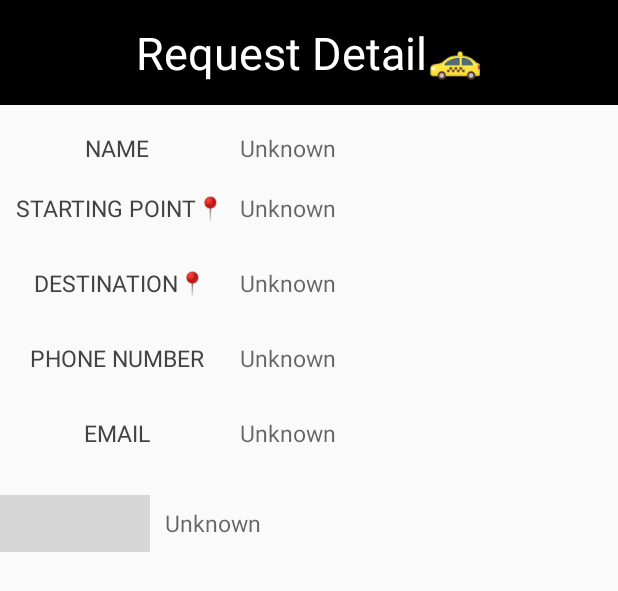
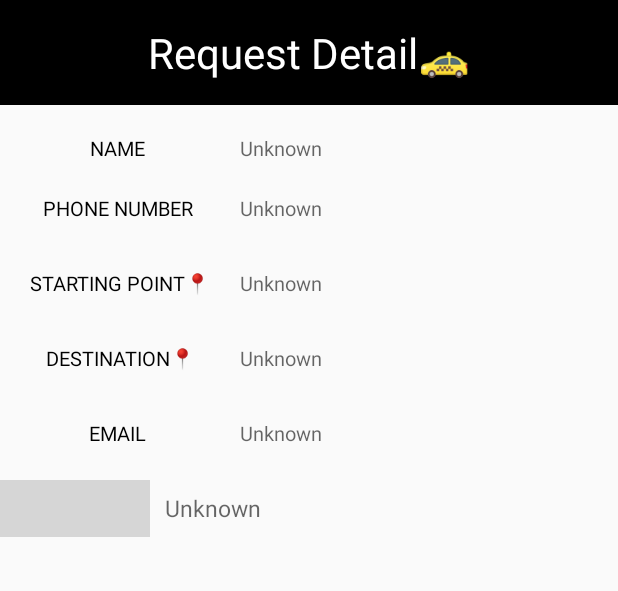
Before and after one commit to CMPUT301W20T03/OnTime, an Android app: the layout request_details.xml on its own in the app's theme, with its tools: preview values and no code run, on a phone screen of 412 x 824 dp. Shown: the top 591 px of the screen. Run offline under Robolectric (Android 15) with nearby library versions, the phone set to English and light mode, and no system bars; grey boxes are pictures that could not be loaded.

Commit message:
change the textsize and make the long address scrollable

```diff
--- a/app/src/main/res/layout/request_details.xml
+++ b/app/src/main/res/layout/request_details.xml
@@ -15,7 +15,7 @@
         android:text="Request Detail🚕"
         android:textColor="@color/white"
         android:background="@color/black"
-        android:textSize="30sp" />
+        android:textSize="28sp" />
 
     <LinearLayout
         android:layout_width="match_parent"
@@ -30,16 +30,40 @@
             android:layout_marginTop="10dp"
             android:text="Name "
             android:textAllCaps="true"
-            android:textColor="@color/cardview_dark_background"
-            android:textSize="15sp" />
+            android:textColor="@color/black"
+            android:textSize="13sp" />
         <TextView
             android:id="@+id/name_text"
             android:layout_marginTop="10dp"
             android:layout_width="match_parent"
-            android:layout_height="57dp"
+            android:layout_height="wrap_content"
             android:focusableInTouchMode="true"
             android:gravity="start"
-            android:textSize="15sp"
+            android:textSize="13sp"
+            android:hint="Unknown"
+            />
+    </LinearLayout>
+
+    <LinearLayout
+        android:layout_width="match_parent"
+        android:layout_height="50dp"
+        android:orientation="horizontal">
+        <TextView
+            android:id="@+id/rider_phone_text"
+            android:layout_width="160dp"
+            android:layout_height="38dp"
+            android:gravity="center"
+            android:text="Phone number "
+            android:textAllCaps="true"
+            android:textSize="13sp"
+            android:textColor="@color/black" />
+        <TextView
+            android:id="@+id/phone_text"
+            android:layout_width="match_parent"
+            android:layout_height="wrap_content"
+            android:focusableInTouchMode="true"
+            android:gravity="start"
+            android:textSize="13sp"
             android:hint="Unknown"
             />
     </LinearLayout>
@@ -55,17 +79,22 @@
             android:textAllCaps="true"
             android:gravity="center"
             android:text="Starting Point📍"
-            android:textSize="15sp"
-            android:textColor="@color/cardview_dark_background" />
+            android:textSize="13sp"
+            android:textColor="@color/black" />
 
         <TextView
             android:id="@+id/srclocation_text"
             android:layout_width="match_parent"
-            android:layout_height="40dp"
+            android:layout_height="38dp"
             android:focusableInTouchMode="true"
             android:gravity="start"
-            android:textSize="15sp"
-            android:hint="Unknown" />
+            android:textSize="13sp"
+            android:ellipsize="marquee"
+            android:marqueeRepeatLimit="marquee_forever"
+            android:textIsSelectable="true"
+            android:focusable="true"
+            android:singleLine="false"
+        android:hint="Unknown" />
     </LinearLayout>
 
 
@@ -80,42 +109,25 @@
             android:gravity="center"
             android:textAllCaps="true"
             android:text="Destination📍"
-            android:textSize="15sp"
-            android:textColor="@color/cardview_dark_background" />
+            android:textSize="13sp"
+            android:textColor="@color/black" />
         <TextView
             android:id="@+id/destination_text"
             android:layout_width="match_parent"
-            android:layout_height="57dp"
+            android:layout_height="38dp"
             android:focusableInTouchMode="true"
             android:gravity="start"
-            android:textSize="15sp"
+            android:textSize="13sp"
+            android:ellipsize="marquee"
+            android:marqueeRepeatLimit="marquee_forever"
+            android:textIsSelectable="true"
+            android:focusable="true"
+            android:singleLine="false"
             android:hint="Unknown"
             />
     </LinearLayout>
 
-    <LinearLayout
-        android:layout_width="match_parent"
-        android:layout_height="50dp"
-        android:orientation="horizontal">
-        <TextView
-            android:id="@+id/rider_phone_text"
-            android:layout_width="160dp"
-            android:layout_height="38dp"
-            android:gravity="center"
-            android:text="Phone number "
-            android:textAllCaps="true"
-            android:textSize="15sp"
-            android:textColor="@color/cardview_dark_background" />
-        <TextView
-            android:id="@+id/phone_text"
-            android:layout_width="match_parent"
-            android:layout_height="57dp"
-            android:focusableInTouchMode="true"
-            android:gravity="start"
-            android:textSize="15sp"
-            android:hint="Unknown"
-            />
-    </LinearLayout>
+
 
     <LinearLayout
         android:layout_width="match_parent"
@@ -129,17 +141,17 @@
             android:gravity="center"
             android:text="Email "
             android:textAllCaps="true"
-            android:textSize="15sp"
-            android:textColor="@color/cardview_dark_background" />
+            android:textSize="13sp"
+            android:textColor="@color/black" />
+
         <TextView
             android:id="@+id/email_text"
             android:layout_width="match_parent"
-            android:layout_height="57dp"
+            android:layout_height="wrap_content"
             android:focusableInTouchMode="true"
             android:gravity="start"
-            android:textSize="15sp"
             android:hint="Unknown"
-            />
+            android:textSize="13sp" />
     </LinearLayout>
 
     <LinearLayout
@@ -161,7 +173,7 @@
         <TextView
             android:id="@+id/amount_text"
             android:layout_width="wrap_content"
-            android:layout_height="57dp"
+            android:layout_height="wrap_content"
             android:focusableInTouchMode="true"
             android:gravity="center_vertical"
             android:layout_marginLeft="10dp"
```
